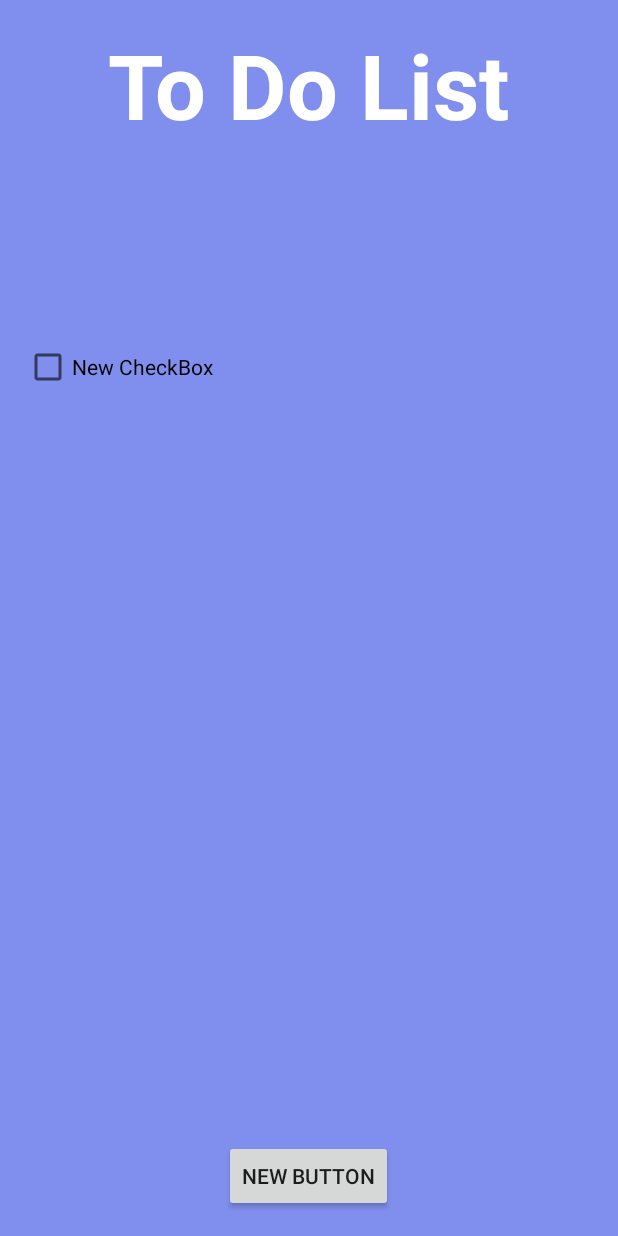
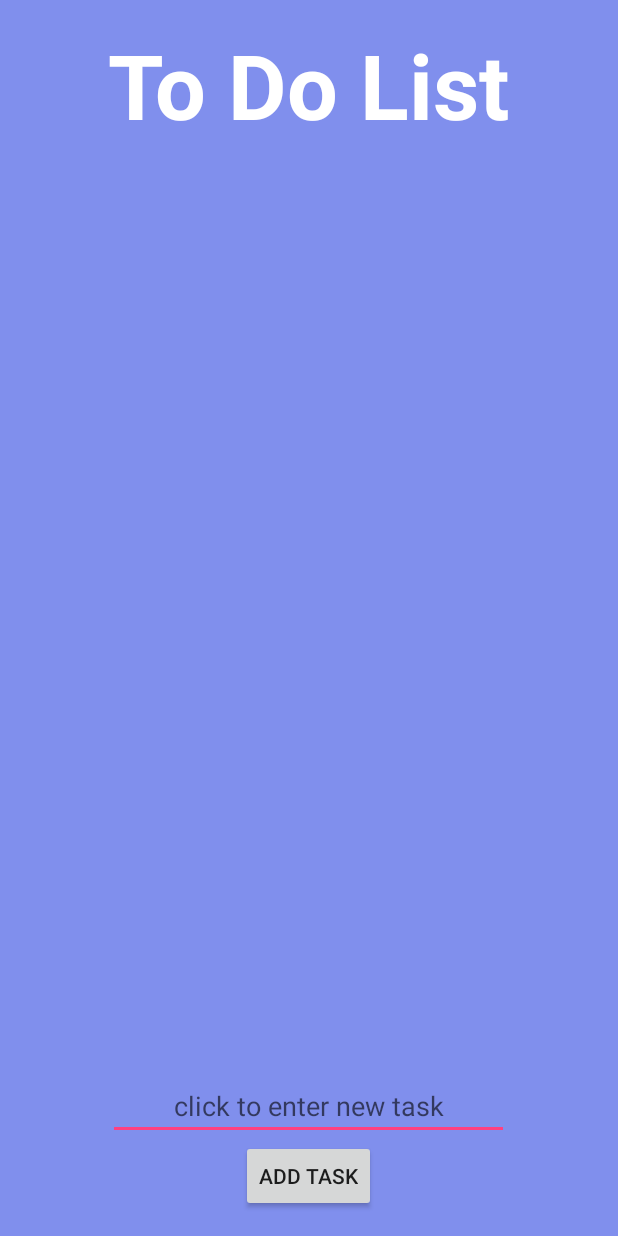
Before and after one commit to MattMetcalfe/StudentHubMine, an Android app: the Todo screen opened directly, with no data from a screen before it, on a phone screen of 412 x 824 dp. Run offline under Robolectric (Android 15) with nearby library versions, the phone set to English and light mode, and no system bars.

Commit message:
Task DB complete & todo.xml updated

```diff
--- a/app/src/main/res/layout/activity_todo.xml
+++ b/app/src/main/res/layout/activity_todo.xml
@@ -31,24 +31,30 @@
         android:layout_alignLeft="@+id/button"
         android:layout_alignStart="@+id/button"
         android:layout_below="@+id/todoHeading"
-        android:layout_above="@+id/button" />
+        android:layout_alignParentRight="true"
+        android:layout_alignParentEnd="true"
+        android:layout_above="@+id/editText"
+        android:paddingBottom="15dp" />
 
     <Button
         android:layout_width="wrap_content"
         android:layout_height="wrap_content"
-        android:text="New Button"
+        android:text="ADD TASK"
         android:id="@+id/button"
         android:layout_alignParentBottom="true"
         android:layout_centerHorizontal="true" />
 
-    <CheckBox
+    <EditText
         android:layout_width="wrap_content"
         android:layout_height="wrap_content"
-        android:text="New CheckBox"
-        android:id="@+id/checkBox"
-        android:layout_below="@+id/todoHeading"
-        android:layout_alignParentLeft="true"
-        android:layout_alignParentStart="true"
-        android:layout_marginTop="132dp" />
+        android:id="@+id/editText"
+        android:layout_above="@+id/button"
+        android:layout_alignRight="@+id/todoHeading"
+        android:layout_alignEnd="@+id/todoHeading"
+        android:layout_alignLeft="@+id/todoHeading"
+        android:layout_alignStart="@+id/todoHeading"
+        android:textColor="@color/bright_foreground_material_dark"
+        android:textAlignment="center"
+        android:hint="click to enter new task" />
 
 </RelativeLayout>
```
Also changed, not shown: app/src/main/java/com/example/studenthub/Task.java (+7 -0 lines), app/src/main/java/com/example/studenthub/TaskDBHandler.java (+73 -7 lines).
